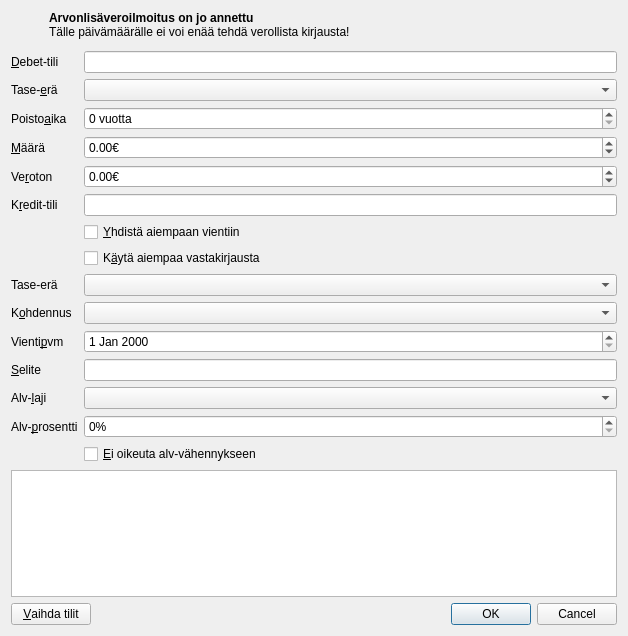
Before: the Qt Designer form kitupiikki/kirjaus/kirjausapuridialog.ui in artoh/kitupiikki, drawn with Qt 5.
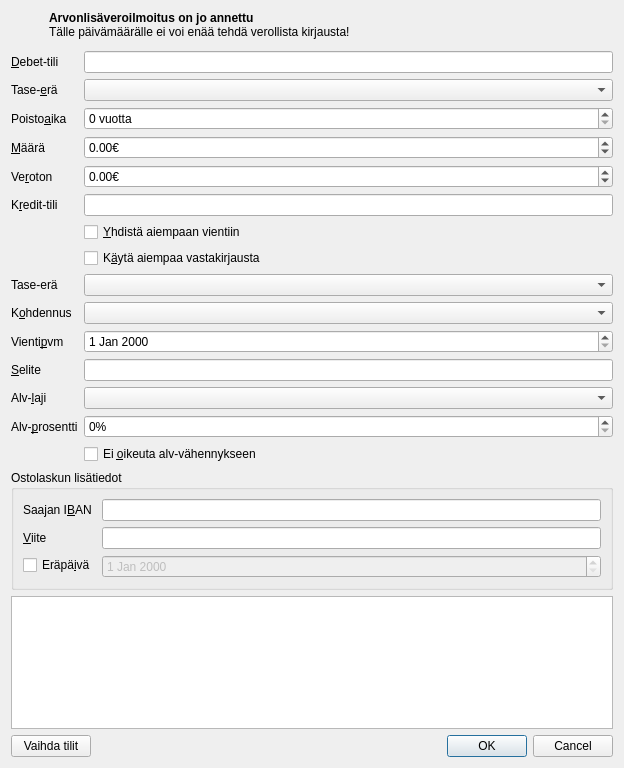
After: the same form once the commit is applied. Icons and pictures are not drawn. Custom widgets are drawn as their Qt base class.

Commit message: Kirjausapurilla myös ostolaskun lisätiedot

```diff
--- a/kitupiikki/kirjaus/kirjausapuridialog.ui
+++ b/kitupiikki/kirjaus/kirjausapuridialog.ui
@@ -6,8 +6,8 @@
    <rect>
     <x>0</x>
     <y>0</y>
-    <width>628</width>
-    <height>636</height>
+    <width>624</width>
+    <height>768</height>
    </rect>
   </property>
   <property name="windowTitle">
@@ -42,11 +42,11 @@
     </layout>
    </item>
    <item>
-    <widget class="QTabBar" name="valintaTab" native="true"/>
-   </item>
-   <item>
-    <layout class="QFormLayout" name="formLayout">
-     <item row="0" column="0">
+    <layout class="QFormLayout" name="formLayout_2">
+     <item row="0" column="0" colspan="2">
+      <widget class="QTabBar" name="valintaTab" native="true"/>
+     </item>
+     <item row="1" column="0">
       <widget class="QLabel" name="tiliLabel">
        <property name="text">
         <string>&amp;Debet-tili</string>
@@ -56,10 +56,10 @@
        </property>
       </widget>
      </item>
-     <item row="0" column="1">
+     <item row="1" column="1">
       <widget class="TilinvalintaLine" name="tiliEdit"/>
      </item>
-     <item row="1" column="0">
+     <item row="2" column="0">
       <widget class="QLabel" name="eraLabel">
        <property name="text">
         <string>Tase-&amp;erä</string>
@@ -69,10 +69,30 @@
        </property>
       </widget>
      </item>
-     <item row="1" column="1">
+     <item row="2" column="1">
       <widget class="QComboBox" name="taseEraCombo"/>
      </item>
      <item row="3" column="0">
+      <widget class="QLabel" name="poistoLabel">
+       <property name="text">
+        <string>Poisto&amp;aika</string>
+       </property>
+       <property name="buddy">
+        <cstring>poistoSpin</cstring>
+       </property>
+      </widget>
+     </item>
+     <item row="3" column="1">
+      <widget class="QSpinBox" name="poistoSpin">
+       <property name="suffix">
+        <string> vuotta</string>
+       </property>
+       <property name="maximum">
+        <number>1200</number>
+       </property>
+      </widget>
+     </item>
+     <item row="4" column="0">
       <widget class="QLabel" name="label_3">
        <property name="text">
         <string>&amp;Määrä</string>
@@ -82,7 +102,7 @@
        </property>
       </widget>
      </item>
-     <item row="3" column="1">
+     <item row="4" column="1">
       <widget class="QDoubleSpinBox" name="euroSpin">
        <property name="suffix">
         <string>€</string>
@@ -95,7 +115,7 @@
        </property>
       </widget>
      </item>
-     <item row="4" column="0">
+     <item row="5" column="0">
       <widget class="QLabel" name="nettoLabel">
        <property name="text">
         <string>Ve&amp;roton</string>
@@ -105,7 +125,7 @@
        </property>
       </widget>
      </item>
-     <item row="4" column="1">
+     <item row="5" column="1">
       <widget class="QDoubleSpinBox" name="nettoSpin">
        <property name="suffix">
         <string>€</string>
@@ -121,7 +141,7 @@
        </property>
       </widget>
      </item>
-     <item row="5" column="0">
+     <item row="6" column="0">
       <widget class="QLabel" name="vastatiliLabel">
        <property name="text">
         <string>K&amp;redit-tili</string>
@@ -131,10 +151,37 @@
        </property>
       </widget>
      </item>
-     <item row="5" column="1">
+     <item row="6" column="1">
       <widget class="TilinvalintaLine" name="vastatiliEdit"/>
      </item>
+     <item row="7" column="1">
+      <widget class="QCheckBox" name="yhdistaCheck">
+       <property name="text">
+        <string>&amp;Yhdistä aiempaan vientiin</string>
+       </property>
+      </widget>
+     </item>
+     <item row="8" column="1">
+      <widget class="QCheckBox" name="vastaCheck">
+       <property name="text">
+        <string>K&amp;äytä aiempaa vastakirjausta</string>
+       </property>
+      </widget>
+     </item>
      <item row="9" column="0">
+      <widget class="QLabel" name="vastaTaseEraLabel">
+       <property name="text">
+        <string>Tase-erä</string>
+       </property>
+       <property name="buddy">
+        <cstring>vastaTaseEraCombo</cstring>
+       </property>
+      </widget>
+     </item>
+     <item row="9" column="1">
+      <widget class="QComboBox" name="vastaTaseEraCombo"/>
+     </item>
+     <item row="10" column="0">
       <widget class="QLabel" name="kohdennusLabel">
        <property name="text">
         <string>K&amp;ohdennus</string>
@@ -144,10 +191,10 @@
        </property>
       </widget>
      </item>
-     <item row="9" column="1">
+     <item row="10" column="1">
       <widget class="QComboBox" name="kohdennusCombo"/>
      </item>
-     <item row="10" column="0">
+     <item row="11" column="0">
       <widget class="QLabel" name="label_6">
        <property name="text">
         <string>Vienti&amp;pvm</string>
@@ -157,10 +204,10 @@
        </property>
       </widget>
      </item>
-     <item row="10" column="1">
+     <item row="11" column="1">
       <widget class="QDateEdit" name="pvmDate"/>
      </item>
-     <item row="11" column="0">
+     <item row="12" column="0">
       <widget class="QLabel" name="label_7">
        <property name="text">
         <string>&amp;Selite</string>
@@ -170,10 +217,10 @@
        </property>
       </widget>
      </item>
-     <item row="11" column="1">
+     <item row="12" column="1">
       <widget class="QLineEdit" name="seliteEdit"/>
      </item>
-     <item row="12" column="0">
+     <item row="13" column="0">
       <widget class="QLabel" name="alvlajiLabel">
        <property name="text">
         <string>Alv-&amp;laji</string>
@@ -183,10 +230,10 @@
        </property>
       </widget>
      </item>
-     <item row="12" column="1">
+     <item row="13" column="1">
       <widget class="QComboBox" name="alvCombo"/>
      </item>
-     <item row="13" column="0">
+     <item row="14" column="0">
       <widget class="QLabel" name="alvprossaLabel">
        <property name="text">
         <string>Alv-&amp;prosentti</string>
@@ -196,7 +243,7 @@
        </property>
       </widget>
      </item>
-     <item row="13" column="1">
+     <item row="14" column="1">
       <widget class="QSpinBox" name="alvSpin">
        <property name="suffix">
         <string>%</string>
@@ -206,62 +253,64 @@
        </property>
       </widget>
      </item>
-     <item row="8" column="0">
-      <widget class="QLabel" name="vastaTaseEraLabel">
-       <property name="text">
-        <string>Tase-erä</string>
-       </property>
-       <property name="buddy">
-        <cstring>vastaTaseEraCombo</cstring>
-       </property>
-      </widget>
-     </item>
-     <item row="8" column="1">
-      <widget class="QComboBox" name="vastaTaseEraCombo"/>
-     </item>
-     <item row="2" column="0">
-      <widget class="QLabel" name="poistoLabel">
-       <property name="text">
-        <string>Poisto&amp;aika</string>
-       </property>
-       <property name="buddy">
-        <cstring>poistoSpin</cstring>
-       </property>
-      </widget>
-     </item>
-     <item row="2" column="1">
-      <widget class="QSpinBox" name="poistoSpin">
-       <property name="suffix">
-        <string> vuotta</string>
-       </property>
-       <property name="maximum">
-        <number>1200</number>
-       </property>
-      </widget>
-     </item>
-     <item row="6" column="1">
-      <widget class="QCheckBox" name="yhdistaCheck">
-       <property name="text">
-        <string>&amp;Yhdistä aiempaan vientiin</string>
-       </property>
-      </widget>
-     </item>
-     <item row="7" column="1">
-      <widget class="QCheckBox" name="vastaCheck">
-       <property name="text">
-        <string>K&amp;äytä aiempaa vastakirjausta</string>
-       </property>
-      </widget>
-     </item>
-     <item row="14" column="1">
+     <item row="15" column="1">
       <widget class="QCheckBox" name="eiVahennaCheck">
        <property name="text">
-        <string>&amp;Ei oikeuta alv-vähennykseen</string>
+        <string>Ei &amp;oikeuta alv-vähennykseen</string>
        </property>
       </widget>
      </item>
     </layout>
    </item>
+   <item>
+    <widget class="QGroupBox" name="ostoBox">
+     <property name="title">
+      <string>Ostolaskun lisätiedot</string>
+     </property>
+     <layout class="QFormLayout" name="formLayout">
+      <item row="0" column="0">
+       <widget class="QLabel" name="label">
+        <property name="text">
+         <string>Saajan I&amp;BAN</string>
+        </property>
+        <property name="buddy">
+         <cstring>ibanEdit</cstring>
+        </property>
+       </widget>
+      </item>
+      <item row="0" column="1">
+       <widget class="QLineEdit" name="ibanEdit"/>
+      </item>
+      <item row="1" column="0">
+       <widget class="QLabel" name="label_2">
+        <property name="text">
+         <string>&amp;Viite</string>
+        </property>
+        <property name="buddy">
+         <cstring>viiteEdit</cstring>
+        </property>
+       </widget>
+      </item>
+      <item row="1" column="1">
+       <widget class="QLineEdit" name="viiteEdit"/>
+      </item>
+      <item row="2" column="0">
+       <widget class="QCheckBox" name="eraCheck">
+        <property name="text">
+         <string>Eräpä&amp;ivä</string>
+        </property>
+       </widget>
+      </item>
+      <item row="2" column="1">
+       <widget class="QDateEdit" name="erapvmEdit">
+        <property name="enabled">
+         <bool>false</bool>
+        </property>
+       </widget>
+      </item>
+     </layout>
+    </widget>
+   </item>
    <item>
     <widget class="QTableView" name="ehdotusView"/>
    </item>
@@ -270,7 +319,7 @@
      <item>
       <widget class="QPushButton" name="vaihdaNappi">
        <property name="text">
-        <string>&amp;Vaihda tilit</string>
+        <string>Vaihda tilit</string>
        </property>
        <property name="checkable">
         <bool>true</bool>
```
Left out of the diff: 33 changed lines with no effect on the pictures. The commit also changes 2 other files.
